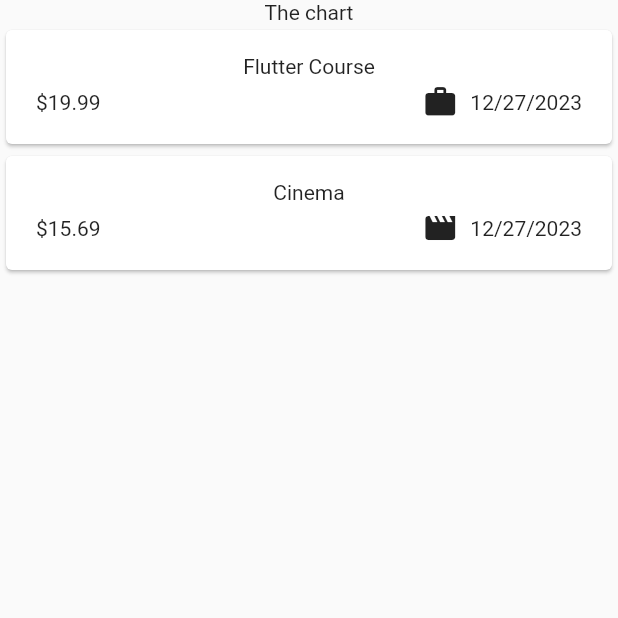
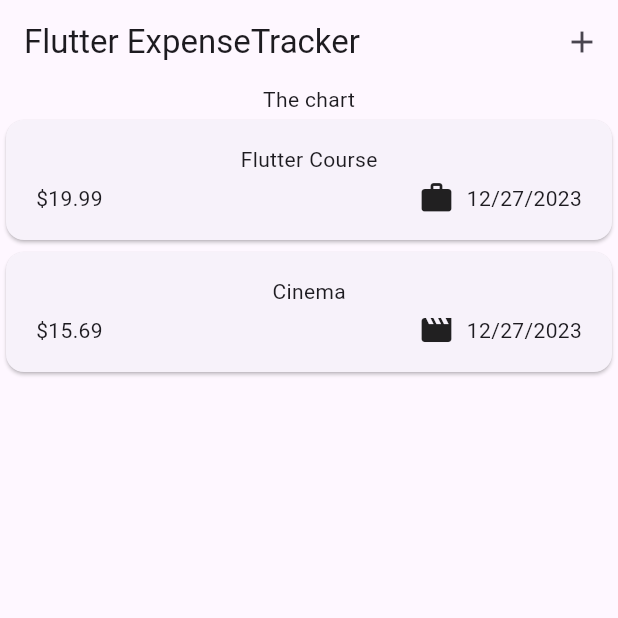
Before and after one commit to dani-edo/expense_tracker, a Flutter app: the screen it shows after launch, on a phone screen of 412 x 824 dp, the top half of it. Run offline on Flutter 3.47's test engine with Material 2 defaults, Android fonts, the phone set to English and light mode, and no system bars.

Commit message:
setup Appbar

```diff
--- a/lib/main.dart
+++ b/lib/main.dart
@@ -2,7 +2,8 @@ import 'package:expense_tracker/widgets/expenses.dart';
 import 'package:flutter/material.dart';
 
 void main(List<String> args) {
-  runApp(const MaterialApp(
-    home: Expenses(),
+  runApp(MaterialApp(
+    theme: ThemeData(useMaterial3: true),
+    home: const Expenses(),
   ));
 }
--- a/lib/widgets/expenses.dart
+++ b/lib/widgets/expenses.dart
@@ -28,6 +28,17 @@ class _ExpensesState extends State<Expenses> {
   @override
   Widget build(BuildContext context) {
     return Scaffold(
+      appBar: AppBar(
+        title: const Text(
+          'Flutter ExpenseTracker',
+        ),
+        actions: [
+          IconButton(
+            onPressed: () {},
+            icon: Icon(Icons.add),
+          )
+        ],
+      ),
       body: Column(
         children: [
           const Text('The chart'),
```
